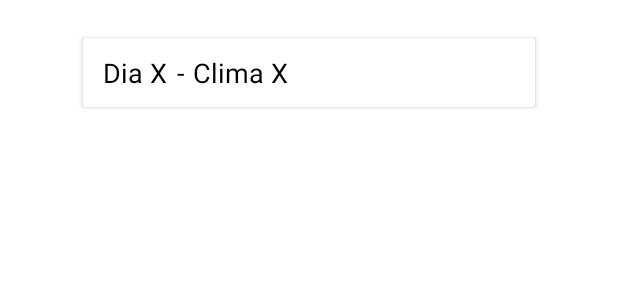
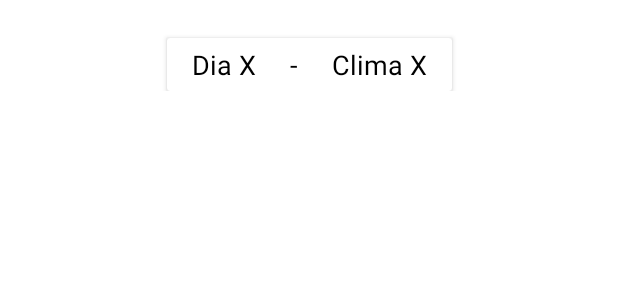
Before and after one commit to NormanBrandon/SmartWheater, an Android app: the layout item_card_home.xml on its own in the app's theme, with its tools: preview values and no code run, on a phone screen of 412 x 824 dp. Shown: the top 300 px of the screen. Run offline under Robolectric (Android 15) with nearby library versions, the phone set to English and light mode, and no system bars.

Commit message:
[UPDATE] Last UI changes again

```diff
--- a/app/src/main/java/com/nprmanbrandons11/smartweather/ui/SplashActivity.kt
+++ b/app/src/main/java/com/nprmanbrandons11/smartweather/ui/SplashActivity.kt
@@ -20,7 +20,7 @@ class SplashActivity : AppCompatActivity() {
         val lottieView = binding.animation
         lottieView.enableMergePathsForKitKatAndAbove(true)
         lottieView.setAnimation(R.raw.splash_lootie)
-        lottieView.repeatCount = 1
+
 
         lottieView.playAnimation()
 
--- a/app/src/main/res/layout/item_card_home.xml
+++ b/app/src/main/res/layout/item_card_home.xml
@@ -1,20 +1,25 @@
 <?xml version="1.0" encoding="utf-8"?>
-<androidx.cardview.widget.CardView xmlns:android="http://schemas.android.com/apk/res/android"
-    android:id="@+id/card_view"
+<androidx.constraintlayout.widget.ConstraintLayout xmlns:android="http://schemas.android.com/apk/res/android"
+    xmlns:app="http://schemas.android.com/apk/res-auto"
     android:layout_width="match_parent"
     android:layout_height="wrap_content"
+    >
+<androidx.cardview.widget.CardView
+    android:id="@+id/card_view"
+    android:layout_width="190dp"
+    android:layout_height="35dp"
     android:layout_marginTop="25dp"
-    android:layout_marginStart="55dp"
-    android:layout_marginEnd="55dp"
-    android:padding="2dp"
+
+
     android:background="@drawable/card_background"
     android:elevation="1dp"
-    xmlns:app="http://schemas.android.com/apk/res-auto">
+    app:layout_constraintStart_toStartOf="parent"
+    app:layout_constraintEnd_toEndOf="parent"
+    app:layout_constraintTop_toTopOf="parent"
+    app:layout_constraintBottom_toBottomOf="parent"
+    >
 
-<androidx.constraintlayout.widget.ConstraintLayout
-    android:layout_width="150dp"
-    android:layout_height="wrap_content"
-    android:padding="5dp">
+
     <LinearLayout
         android:orientation="horizontal"
         android:layout_width="match_parent"
@@ -54,6 +59,6 @@
             android:textSize="18sp" />
 
     </LinearLayout>
-</androidx.constraintlayout.widget.ConstraintLayout>
 
 </androidx.cardview.widget.CardView>
+</androidx.constraintlayout.widget.ConstraintLayout>
```
